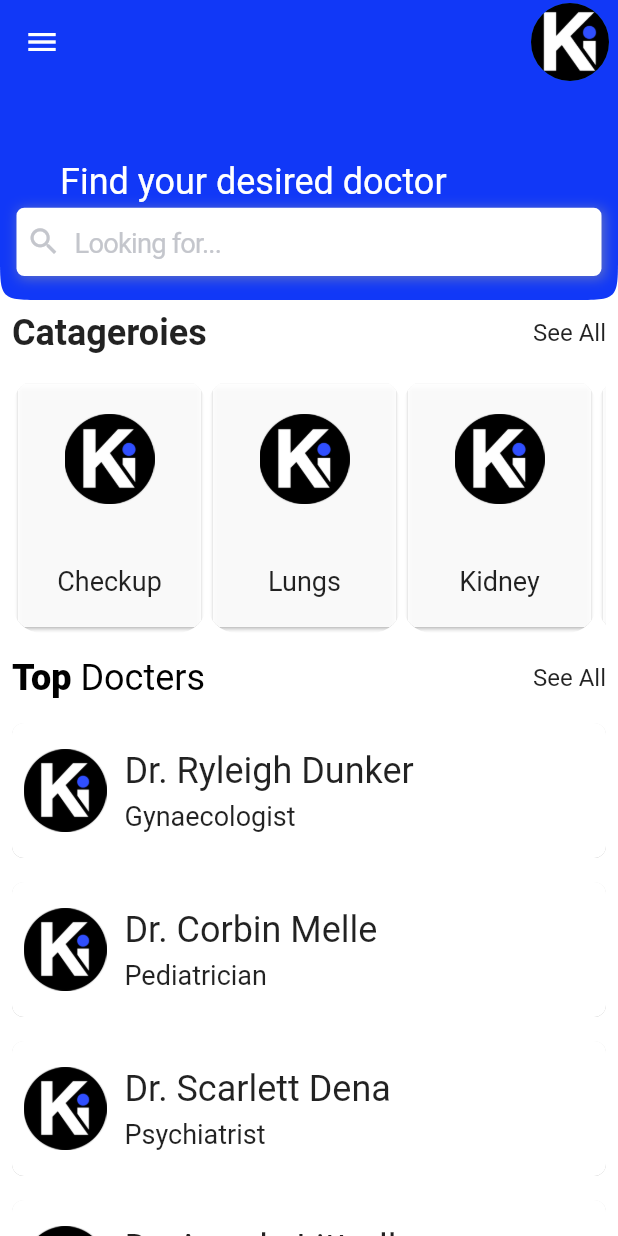
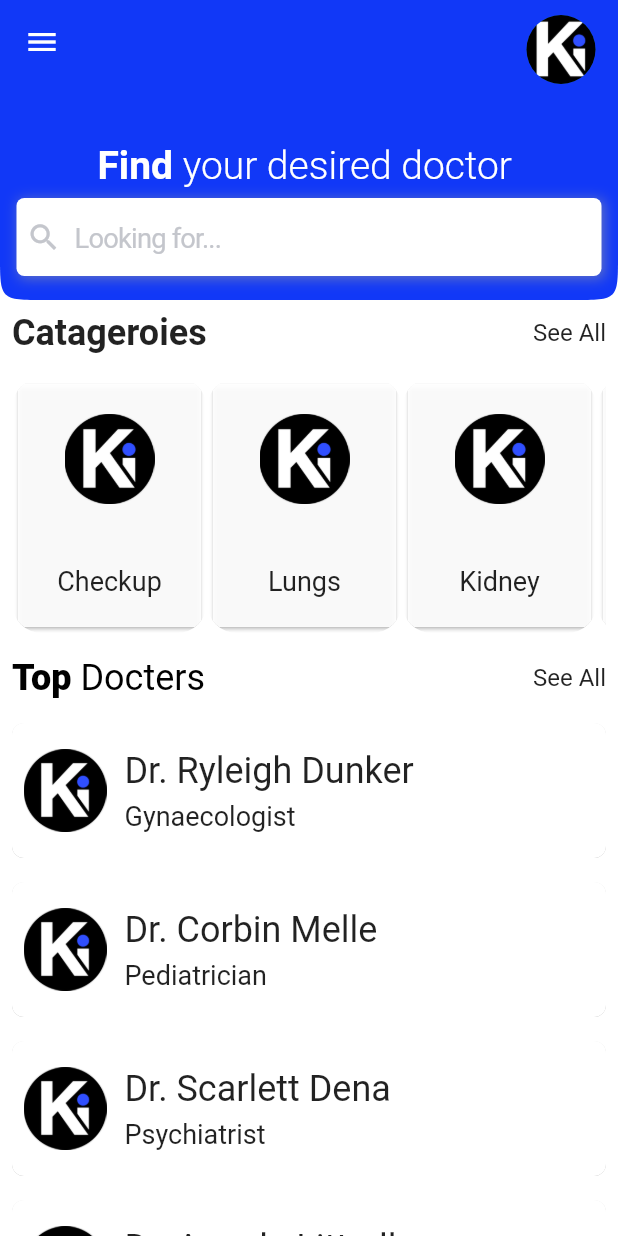
Before and after one commit to kodeinnovate/kode_rx, a Flutter app: the screen it shows after launch, on a phone screen of 412 x 824 dp. Run offline on Flutter 3.47's test engine with Material 2 defaults, Android fonts, the phone set to English and light mode, and no system bars; Roboto replaces fonts that are missing (Brutal).

Commit message:
modified:   lib/patient_appointments.dart modified:   lib/patient_home.dart

```diff
--- a/lib/patient_appointments.dart
+++ b/lib/patient_appointments.dart
@@ -15,6 +15,7 @@ class AppointmentList {
 
 
 
+// ignore: must_be_immutable
 class PatientAppointmentsScreen extends StatelessWidget {
 
   List<AppointmentList> lists = [
@@ -26,6 +27,8 @@ class PatientAppointmentsScreen extends StatelessWidget {
     AppointmentList(name: 'Hello World3', date: DateTime.parse('1969-07-20 20:18:04Z'), status: Status.completed),
     AppointmentList(name: 'Hello World3', date: DateTime.parse('1969-07-20 20:18:04Z'), status: Status.ongoing),
   ];
+
+  PatientAppointmentsScreen({super.key});
 
   @override
   Widget build(BuildContext context) {
--- a/lib/patient_home.dart
+++ b/lib/patient_home.dart
@@ -30,16 +30,35 @@ List<CatageroiesData> catdata = [
 ];
 
 List<DoctersData> docdata = [
-  DoctersData(name: 'Dr. Ryleigh Dunker',profession: 'Gynaecologist', image: 'assets/images/kodeinnovate.png'),
-  DoctersData(name: 'Dr. Corbin Melle',profession: 'Pediatrician', image: 'assets/images/kodeinnovate.png'),
-  DoctersData(name: 'Dr. Scarlett Dena',profession: 'Psychiatrist', image: 'assets/images/kodeinnovate.png'),
-  DoctersData(name: 'Dr. Angela Littrell',profession: 'Anesthesiologist', image: 'assets/images/kodeinnovate.png'),
-  DoctersData(name: 'Dr Melba Knobloch',profession: 'Dermatologist', image: 'assets/images/kodeinnovate.png'),
-  DoctersData(name: 'Dr Shayla Naveed',profession: 'Neurologist', image: 'assets/images/kodeinnovate.png'),
+  DoctersData(
+      name: 'Dr. Ryleigh Dunker',
+      profession: 'Gynaecologist',
+      image: 'assets/images/kodeinnovate.png'),
+  DoctersData(
+      name: 'Dr. Corbin Melle',
+      profession: 'Pediatrician',
+      image: 'assets/images/kodeinnovate.png'),
+  DoctersData(
+      name: 'Dr. Scarlett Dena',
+      profession: 'Psychiatrist',
+      image: 'assets/images/kodeinnovate.png'),
+  DoctersData(
+      name: 'Dr. Angela Littrell',
+      profession: 'Anesthesiologist',
+      image: 'assets/images/kodeinnovate.png'),
+  DoctersData(
+      name: 'Dr Melba Knobloch',
+      profession: 'Dermatologist',
+      image: 'assets/images/kodeinnovate.png'),
+  DoctersData(
+      name: 'Dr Shayla Naveed',
+      profession: 'Neurologist',
+      image: 'assets/images/kodeinnovate.png'),
 ];
 
 // ignore: must_be_immutable
 class PatientHome extends StatelessWidget {
+
   bool appBarSearchShow = false;
   final TextEditingController _filter = TextEditingController();
 
@@ -63,13 +82,14 @@ class PatientHome extends StatelessWidget {
               collapsedHeight: 130,
               floating: true,
               pinned: true,
+              centerTitle: true,
               actions: const [
                 Padding(
-                  padding: EdgeInsets.all(2.0),
+                  padding: EdgeInsets.only(top:10.0, right: 10.0),
                   child: CircleAvatar(
                     backgroundImage:
                         AssetImage('assets/images/kodeinnovate.png'),
-                    radius: 30, // Adjust the size as needed
+                    radius: 28, // Adjust the size as needed
                   ),
                 ),
               ],
@@ -77,16 +97,28 @@ class PatientHome extends StatelessWidget {
               flexibleSpace: Stack(
                 children: [
                   // Title(color: Colors.black87, child: Text('Hello World')),
-                  const Positioned(
-                    left: 40, // Adjust the left position as needed
-                    bottom: 65, // Adjust the bottom position as needed
-                    child: Text(
-                      'Find your desired doctor',
+                  Positioned(
+                    left: 65, // Adjust the left position as needed
+                    bottom: 75, // Adjust the bottom position as needed
+                    child:
+                    RichText(text: const TextSpan(
                       style: TextStyle(
-                        color: Colors.white, // Adjust the text color
-                        fontSize: 24, // Adjust the text size
+                      fontSize: 26,
+                      color: Colors.white,
                       ),
+                      children: <TextSpan>[
+                        TextSpan(text:
+                      'Find ',
+                      style: TextStyle(fontWeight: FontWeight.bold),
+                      ),
+                      TextSpan(
+                        text: 'your desired doctor',
+                        style: TextStyle(fontWeight: FontWeight.w300)
+                      )
+                      ]
                     ),
+                    ),
+
                   ),
                   FlexibleSpaceBar(
                       collapseMode: CollapseMode.parallax,
@@ -95,13 +127,13 @@ class PatientHome extends StatelessWidget {
                       title: Container(
                         //margin: EdgeInsets.symmetric(horizontal: 10),
                         constraints:
-                            const BoxConstraints(minHeight: 35, maxHeight: 35),
+                            const BoxConstraints(minHeight: 40, maxHeight: 45),
                         width: 300,
                         decoration: BoxDecoration(
                           boxShadow: <BoxShadow>[
                             BoxShadow(
                                 color: Colors.grey.withOpacity(0.6),
-                                offset: const Offset(1.2, 1.1),
+                                offset: const Offset(1.1, 1.1),
                                 blurRadius: 5.0),
                           ],
                         ),
@@ -165,7 +197,9 @@ class PatientHome extends StatelessWidget {
                   scrollDirection: Axis.horizontal,
                   itemCount: catdata.length,
                   itemBuilder: (context, index) {
-                    return CatageroieCell(title: catdata[index].title!, image: catdata[index].image!);
+                    return CatageroieCell(
+                        title: catdata[index].title!,
+                        image: catdata[index].image!);
                   },
                 ),
               ),
@@ -208,7 +242,11 @@ class PatientHome extends StatelessWidget {
             SliverList(
               delegate: SliverChildBuilderDelegate(
                 (BuildContext context, int index) {
-                  return DoctorCell(name: docdata[index].name!, profession: docdata[index].profession!, image: docdata[index].image!,);
+                  return DoctorCell(
+                    name: docdata[index].name!,
+                    profession: docdata[index].profession!,
+                    image: docdata[index].image!,
+                  );
                 },
                 childCount: docdata.length, // The number of items
               ),
@@ -232,7 +270,6 @@ class PatientHome extends StatelessWidget {
             //     ),
             //   ),
             // ),
-
           ],
         ),
       ),
```
